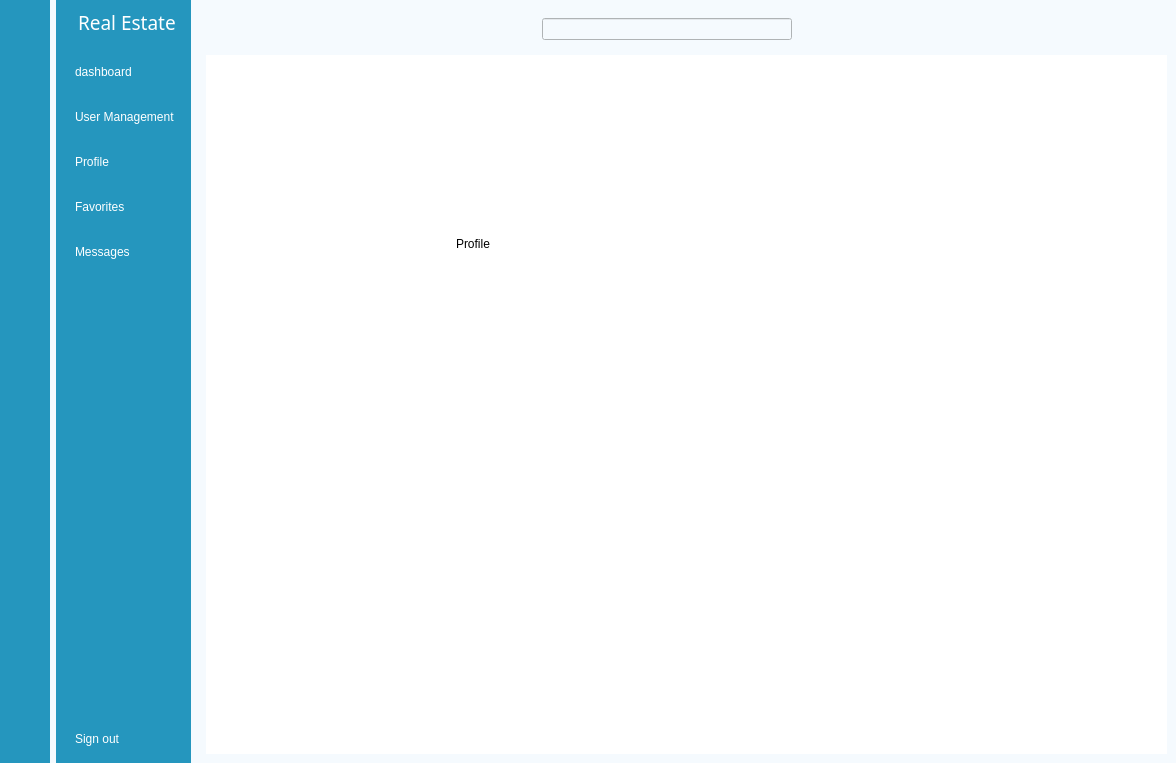
First picture: the form in AdminMenu.ui, repository EricLi0473/CSIT314, before the edit.
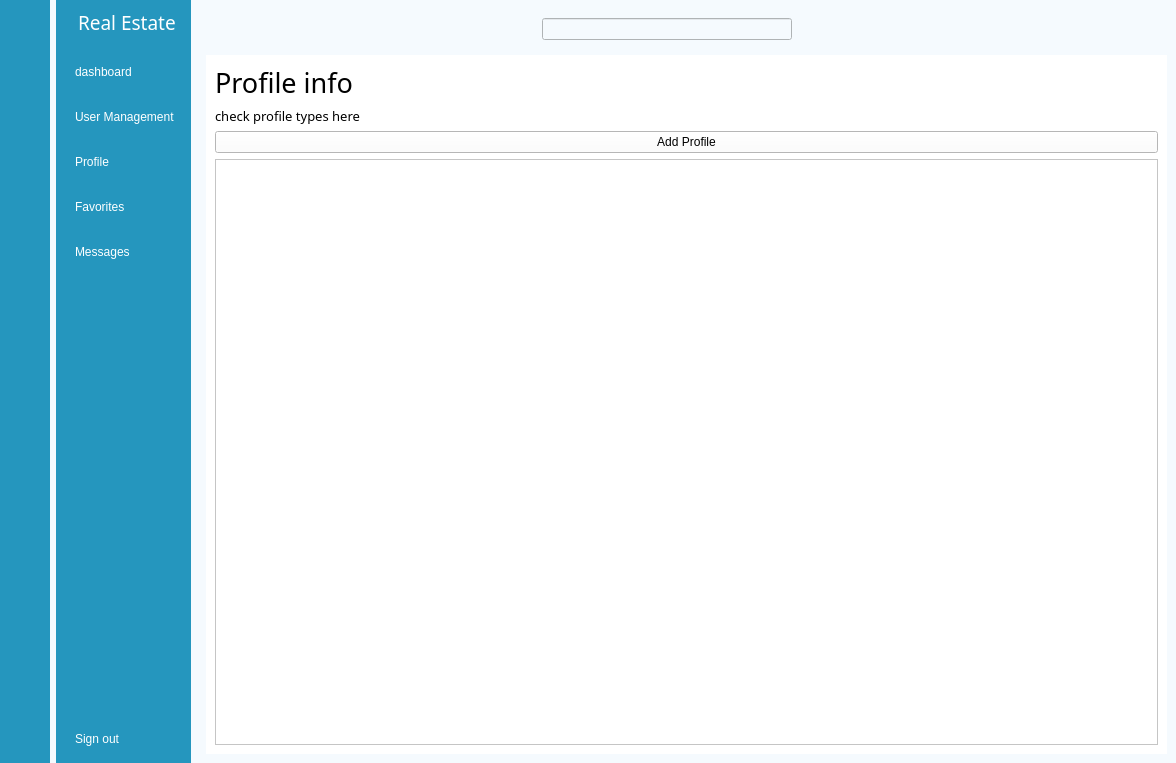
Second picture: the form after the edit. The open tabs and pages were chosen to show the change. Icons and pictures are not drawn. Custom widgets are drawn as their Qt base class.

What changed in the file:
```diff
--- a/AdminMenu.ui
+++ b/AdminMenu.ui
@@ -518,19 +518,48 @@
           </layout>
          </widget>
          <widget class="QWidget" name="page_profile">
-          <widget class="TitleLabel" name="TitleLabel_3">
-           <property name="geometry">
-            <rect>
-             <x>250</x>
-             <y>170</y>
-             <width>123</width>
-             <height>38</height>
-            </rect>
-           </property>
-           <property name="text">
-            <string>Profile</string>
-           </property>
-          </widget>
+          <layout class="QVBoxLayout" name="verticalLayout_6">
+           <item>
+            <widget class="QLabel" name="label_6">
+             <property name="font">
+              <font>
+               <family>PT Root UI Bold</family>
+               <pointsize>20</pointsize>
+               <italic>false</italic>
+               <underline>false</underline>
+              </font>
+             </property>
+             <property name="text">
+              <string>Profile info</string>
+             </property>
+            </widget>
+           </item>
+           <item>
+            <widget class="QLabel" name="label_7">
+             <property name="font">
+              <font>
+               <family>PT Root UI Bold</family>
+               <pointsize>10</pointsize>
+               <italic>false</italic>
+               <underline>false</underline>
+              </font>
+             </property>
+             <property name="text">
+              <string>check profile types here</string>
+             </property>
+            </widget>
+           </item>
+           <item>
+            <widget class="FilledPushButton" name="btn_addProfile1">
+             <property name="text">
+              <string>Add Profile</string>
+             </property>
+            </widget>
+           </item>
+           <item>
+            <widget class="RoundListWidget" name="RoundListWidget"/>
+           </item>
+          </layout>
          </widget>
          <widget class="QWidget" name="page_favorites">
           <widget class="TitleLabel" name="TitleLabel_4">
@@ -804,6 +833,16 @@
    <extends>LineEdit</extends>
    <header>qfluentwidgets</header>
   </customwidget>
+  <customwidget>
+   <class>ListWidget</class>
+   <extends>QListWidget</extends>
+   <header>qfluentwidgets</header>
+  </customwidget>
+  <customwidget>
+   <class>RoundListWidget</class>
+   <extends>ListWidget</extends>
+   <header>qfluentwidgetspro</header>
+  </customwidget>
   <customwidget>
    <class>TableWidget</class>
    <extends>QTableWidget</extends>
```
Left out of the diff: 68 changed lines with no effect on the pictures.
